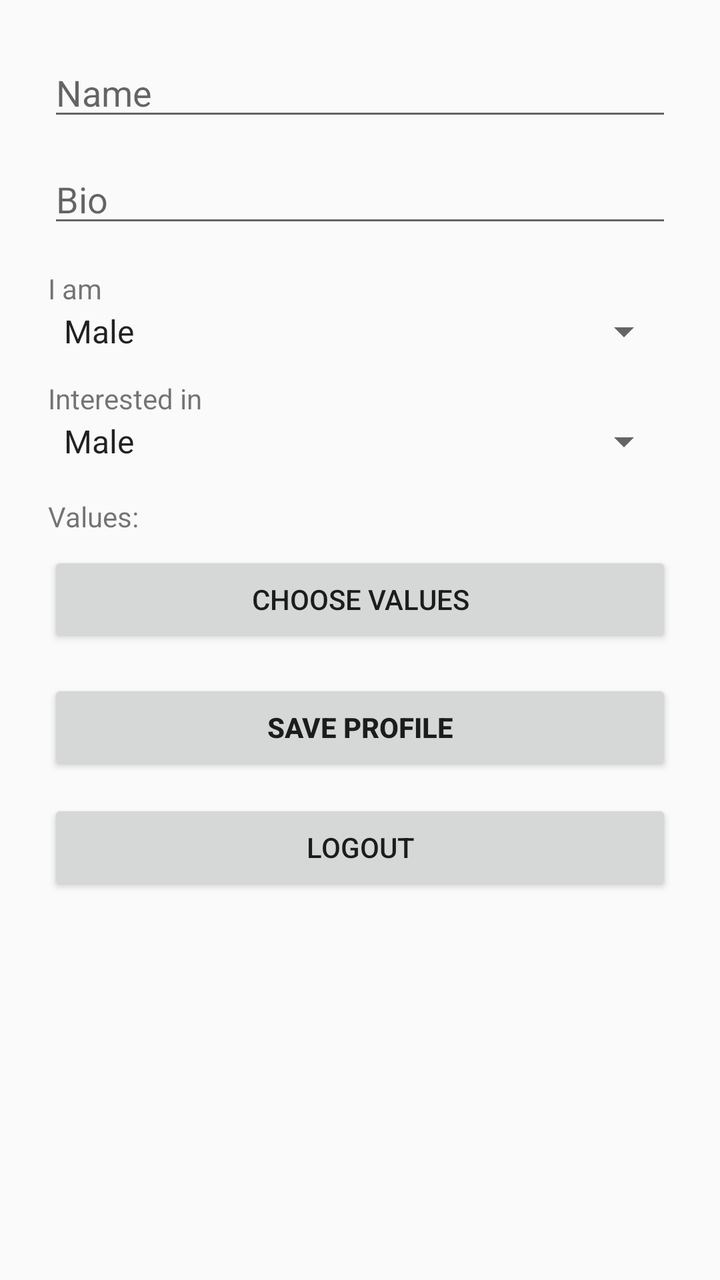
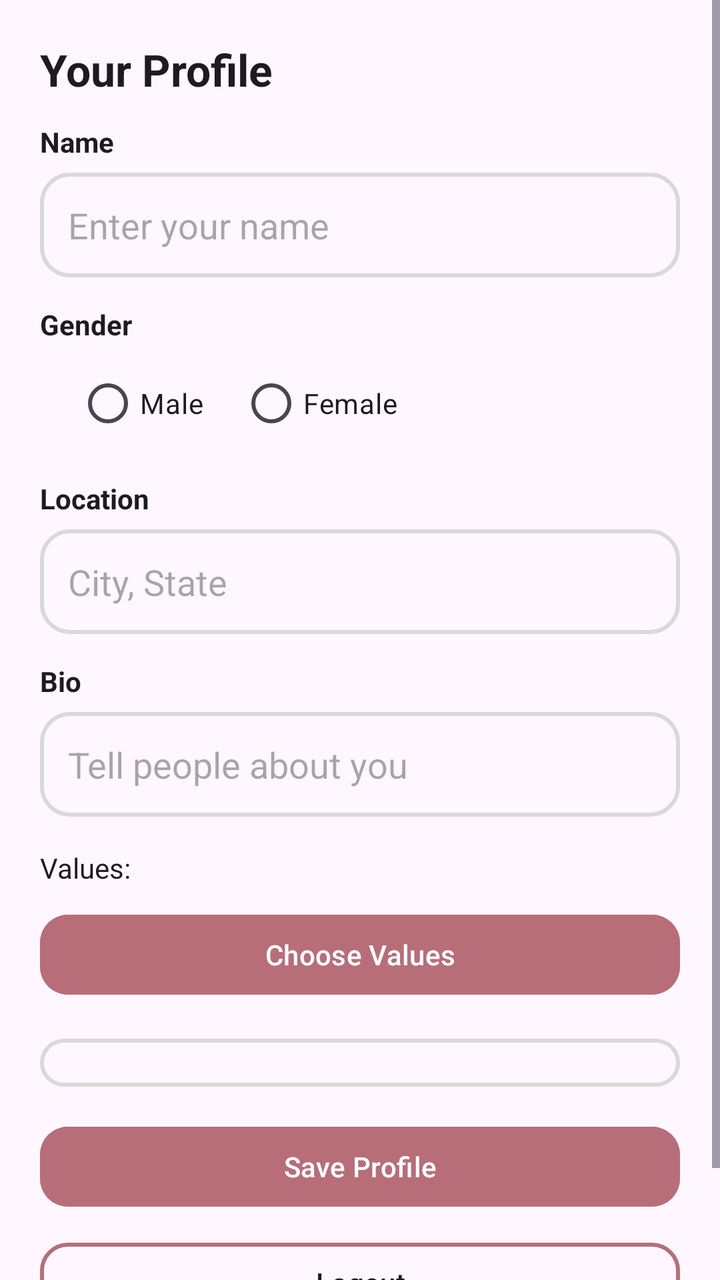

Screens rendered from an Android XML layout before and after an edit, with the pre-edit source and the edit as a unified diff.
<!-- AndroidManifest.xml: application theme Theme.ValueMatch -->
<!-- res/layout/fragment_profile.xml -->
<?xml version="1.0" encoding="utf-8"?>
<ScrollView xmlns:android="http://schemas.android.com/apk/res/android"
    android:layout_width="match_parent"
    android:layout_height="match_parent">

    <LinearLayout
        android:orientation="vertical"
        android:layout_width="match_parent"
        android:layout_height="wrap_content"
        android:padding="24dp">

        <EditText
            android:id="@+id/nameInput"
            android:layout_width="match_parent"
            android:layout_height="wrap_content"
            android:hint="Name" />

        <EditText
            android:id="@+id/bioInput"
            android:layout_width="match_parent"
            android:layout_height="wrap_content"
            android:hint="Bio"
            android:layout_marginTop="12dp" />

        <TextView
            android:layout_width="match_parent"
            android:layout_height="wrap_content"
            android:text="I am"
            android:layout_marginTop="16dp" />

        <Spinner
            android:id="@+id/genderSpinner"
            android:layout_width="match_parent"
            android:layout_height="wrap_content"
            android:entries="@array/gender_options" />


        <TextView
            android:layout_width="match_parent"
            android:layout_height="wrap_content"
            android:text="Interested in"
            android:layout_marginTop="12dp" />

        <Spinner
            android:id="@+id/interestedInSpinner"
            android:layout_width="match_parent"
            android:layout_height="wrap_content"
            android:entries="@array/interested_in_options" />

        <TextView
            android:id="@+id/valuesLabel"
            android:layout_width="match_parent"
            android:layout_height="wrap_content"
            android:text="Values:"
            android:layout_marginTop="16dp" />

        <Button
            android:id="@+id/editValuesButton"
            android:layout_width="match_parent"
            android:layout_height="wrap_content"
            android:text="Choose Values"
            android:layout_marginTop="8dp" />

        <Button
            android:id="@+id/saveProfileButton"
            android:layout_width="match_parent"
            android:layout_height="wrap_content"
            android:text="Save Profile"
            android:textStyle="bold"
            android:layout_marginTop="16dp" />

        <Button
            android:id="@+id/logoutButton"
            android:layout_width="match_parent"
            android:layout_height="wrap_content"
            android:text="Logout"
            android:layout_marginTop="12dp" />

    </LinearLayout>
</ScrollView>
<!-- resources referenced by this layout -->
<resources>
  <string-array name="gender_options">
          <item>Male</item>
          <item>Female</item>
      </string-array>
  <string-array name="interested_in_options">
          <item>Male</item>
          <item>Female</item>
          <item>Everyone</item>
      </string-array>
  <style name="Theme.ValueMatch" parent="Theme.AppCompat.DayNight.NoActionBar">
          <item name="colorPrimary">@color/purple_500</item>
          <item name="colorPrimaryDark">@color/purple_700</item>
          <item name="colorAccent">@color/teal_200</item>
      </style>
  <color name="purple_500">#FF6200EE</color>
  <color name="purple_700">#FF3700B3</color>
  <color name="teal_200">#FF03DAC5</color>
</resources>

<!-- the commit's change to res/layout/fragment_profile.xml (unified diff, before → after) -->
@@ -1,80 +1,181 @@
 <?xml version="1.0" encoding="utf-8"?>
-<ScrollView xmlns:android="http://schemas.android.com/apk/res/android"
+<ScrollView
+    xmlns:android="http://schemas.android.com/apk/res/android"
+    xmlns:app="http://schemas.android.com/apk/res-auto"
     android:layout_width="match_parent"
-    android:layout_height="match_parent">
+    android:layout_height="match_parent"
+    android:background="?android:colorBackground">
 
     <LinearLayout
         android:orientation="vertical"
         android:layout_width="match_parent"
         android:layout_height="wrap_content"
-        android:padding="24dp">
+        android:padding="20dp">
+
+        <TextView
+            android:layout_width="match_parent"
+            android:layout_height="wrap_content"
+            android:text="Your Profile"
+            android:textSize="22sp"
+            android:textStyle="bold"
+            android:textColor="?android:textColorPrimary"
+            android:paddingBottom="12dp"/>
+
+        <TextView
+            android:layout_width="match_parent"
+            android:layout_height="wrap_content"
+            android:text="Name"
+            android:textSize="14sp"
+            android:textStyle="bold"
+            android:textColor="?android:textColorPrimary"
+            android:layout_marginBottom="6dp"/>
 
         <EditText
             android:id="@+id/nameInput"
             android:layout_width="match_parent"
             android:layout_height="wrap_content"
-            android:hint="Name" />
+            android:hint="Enter your name"
+            android:minHeight="48dp"
+            android:padding="14dp"
+            android:background="@drawable/circle_background"
+            android:textColor="?android:textColorPrimary"
+            android:textColorHint="?android:textColorHint"
+            android:inputType="textPersonName"/>
+
+        <TextView
+            android:layout_width="match_parent"
+            android:layout_height="wrap_content"
+            android:text="Gender"
+            android:textSize="14sp"
+            android:textStyle="bold"
+            android:textColor="?android:textColorPrimary"
+            android:layout_marginTop="14dp"
+            android:layout_marginBottom="6dp"/>
+
+        <RadioGroup
+            android:id="@+id/genderGroup"
+            android:layout_width="match_parent"
+            android:layout_height="wrap_content"
+            android:orientation="horizontal">
+
+            <RadioButton
+                android:id="@+id/genderMale"
+                android:layout_width="wrap_content"
+                android:layout_height="wrap_content"
+                android:text="Male"
+                android:layout_marginStart="18dp"/>
+
+            <RadioButton
+                android:id="@+id/genderFemale"
+                android:layout_width="wrap_content"
+                android:layout_height="wrap_content"
+                android:text="Female"
+                android:layout_marginStart="18dp"/>
+        </RadioGroup>
+
+        <TextView
+            android:layout_width="match_parent"
+            android:layout_height="wrap_content"
+            android:text="Location"
+            android:textSize="14sp"
+            android:textStyle="bold"
+            android:textColor="?android:textColorPrimary"
+            android:layout_marginTop="14dp"
+            android:layout_marginBottom="6dp"/>
+
+        <EditText
+            android:id="@+id/locationInput"
+            android:layout_width="match_parent"
+            android:layout_height="wrap_content"
+            android:hint="City, State"
+            android:minHeight="48dp"
+            android:padding="14dp"
+            android:background="@drawable/circle_background"
+            android:textColor="?android:textColorPrimary"
+            android:textColorHint="?android:textColorHint"
+            android:inputType="textCapWords"/>
+
+        <TextView
+            android:layout_width="match_parent"
+            android:layout_height="wrap_content"
+            android:text="Bio"
+            android:textSize="14sp"
+            android:textStyle="bold"
+            android:textColor="?android:textColorPrimary"
+            android:layout_marginTop="14dp"
+            android:layout_marginBottom="6dp"/>
 
         <EditText
             android:id="@+id/bioInput"
             android:layout_width="match_parent"
             android:layout_height="wrap_content"
-            android:hint="Bio"
-            android:layout_marginTop="12dp" />
-
-        <TextView
-            android:layout_width="match_parent"
-            android:layout_height="wrap_content"
-            android:text="I am"
-            android:layout_marginTop="16dp" />
-
-        <Spinner
-            android:id="@+id/genderSpinner"
-            android:layout_width="match_parent"
-            android:layout_height="wrap_content"
-            android:entries="@array/gender_options" />
-
-
-        <TextView
-            android:layout_width="match_parent"
-            android:layout_height="wrap_content"
-            android:text="Interested in"
-            android:layout_marginTop="12dp" />
-
-        <Spinner
-            android:id="@+id/interestedInSpinner"
-            android:layout_width="match_parent"
-            android:layout_height="wrap_content"
-            android:entries="@array/interested_in_options" />
+            android:hint="Tell people about you"
+            android:minHeight="48dp"
+            android:padding="14dp"
+            android:background="@drawable/circle_background"
+            android:textColor="?android:textColorPrimary"
+            android:textColorHint="?android:textColorHint"
+            android:inputType="textMultiLine|textCapSentences"
+            android:maxLines="4"/>
 
         <TextView
             android:id="@+id/valuesLabel"
             android:layout_width="match_parent"
             android:layout_height="wrap_content"
             android:text="Values:"
-            android:layout_marginTop="16dp" />
+            android:textSize="14sp"
+            android:textColor="?android:textColorPrimary"
+            android:layout_marginTop="16dp"/>
 
-        <Button
+        <com.google.android.material.button.MaterialButton
             android:id="@+id/editValuesButton"
             android:layout_width="match_parent"
+            android:layout_height="48dp"
+            android:text="Choose Values"
+            android:textAllCaps="false"
+            android:textColor="@android:color/white"
+            android:layout_marginTop="10dp"
+            android:backgroundTint="@color/rose_gold"
+            app:cornerRadius="14dp"/>
+
+        <LinearLayout
+            android:layout_width="match_parent"
             android:layout_height="wrap_content"
-            android:text="Choose Values"
-            android:layout_marginTop="8dp" />
+            android:orientation="horizontal"
+            android:layout_marginTop="18dp"
+            android:padding="12dp"
+            android:background="@drawable/circle_background"
+            android:gravity="center_vertical">
 
-        <Button
+        </LinearLayout>
+
+        <com.google.android.material.button.MaterialButton
             android:id="@+id/saveProfileButton"
             android:layout_width="match_parent"
-            android:layout_height="wrap_content"
+            android:layout_height="48dp"
             android:text="Save Profile"
-            android:textStyle="bold"
-            android:layout_marginTop="16dp" />
+            android:textAllCaps="false"
+            android:textColor="@android:color/white"
+            android:layout_marginTop="16dp"
+            android:backgroundTint="@color/rose_gold"
+            app:cornerRadius="14dp"/>
 
-        <Button
+        <com.google.android.material.button.MaterialButton
             android:id="@+id/logoutButton"
             android:layout_width="match_parent"
-            android:layout_height="wrap_content"
+            android:layout_height="48dp"
             android:text="Logout"
-            android:layout_marginTop="12dp" />
+            android:textAllCaps="false"
+            android:textColor="?android:textColorPrimary"
+            android:layout_marginTop="10dp"
+            app:cornerRadius="14dp"
+            app:strokeWidth="2dp"
+            app:strokeColor="@color/rose_gold"
+            android:backgroundTint="@android:color/transparent"/>
 
+        <View
+            android:layout_width="match_parent"
+            android:layout_height="16dp"/>
     </LinearLayout>
+
 </ScrollView>
<!-- resource entries referenced after the edit -->
@@ -1,21 +1,28 @@
 <!-- resources referenced by this layout -->
 <resources>
-  <string-array name="gender_options">
-          <item>Male</item>
-          <item>Female</item>
-      </string-array>
-  <string-array name="interested_in_options">
-          <item>Male</item>
-          <item>Female</item>
-          <item>Everyone</item>
-      </string-array>
-  <style name="Theme.ValueMatch" parent="Theme.AppCompat.DayNight.NoActionBar">
-          <item name="colorPrimary">@color/purple_500</item>
-          <item name="colorPrimaryDark">@color/purple_700</item>
-          <item name="colorAccent">@color/teal_200</item>
+  <color name="rose_gold">#B76E79</color>
+  <!-- drawable circle_background (drawable) -->
+  <?xml version="1.0" encoding="utf-8"?>
+  <shape xmlns:android="http://schemas.android.com/apk/res/android"
+      android:shape="rectangle">
+      <corners android:radius="14dp"/>
+      <solid android:color="@android:color/transparent"/>
+      <stroke android:width="2dp" android:color="#D9D9D9"/>
+      <padding
+          android:left="8dp"
+          android:top="8dp"
+          android:right="8dp"
+          android:bottom="8dp"/>
+  </shape>
+  <style name="Theme.ValueMatch" parent="Theme.Material3.DayNight.NoActionBar">
+          <item name="colorPrimary">@color/rose_gold</item>
+          <item name="colorOnPrimary">@color/text_light</item>
+  
+          <item name="colorSecondary">@color/rose_gold</item>
+          <item name="colorOnSecondary">@color/text_light</item>
+  
+          <item name="android:statusBarColor">@color/rose_gold</item>
       </style>
-  <color name="purple_500">#FF6200EE</color>
-  <color name="purple_700">#FF3700B3</color>
-  <color name="teal_200">#FF03DAC5</color>
+  <color name="text_light">#FFFFFF</color>
 </resources>
 
